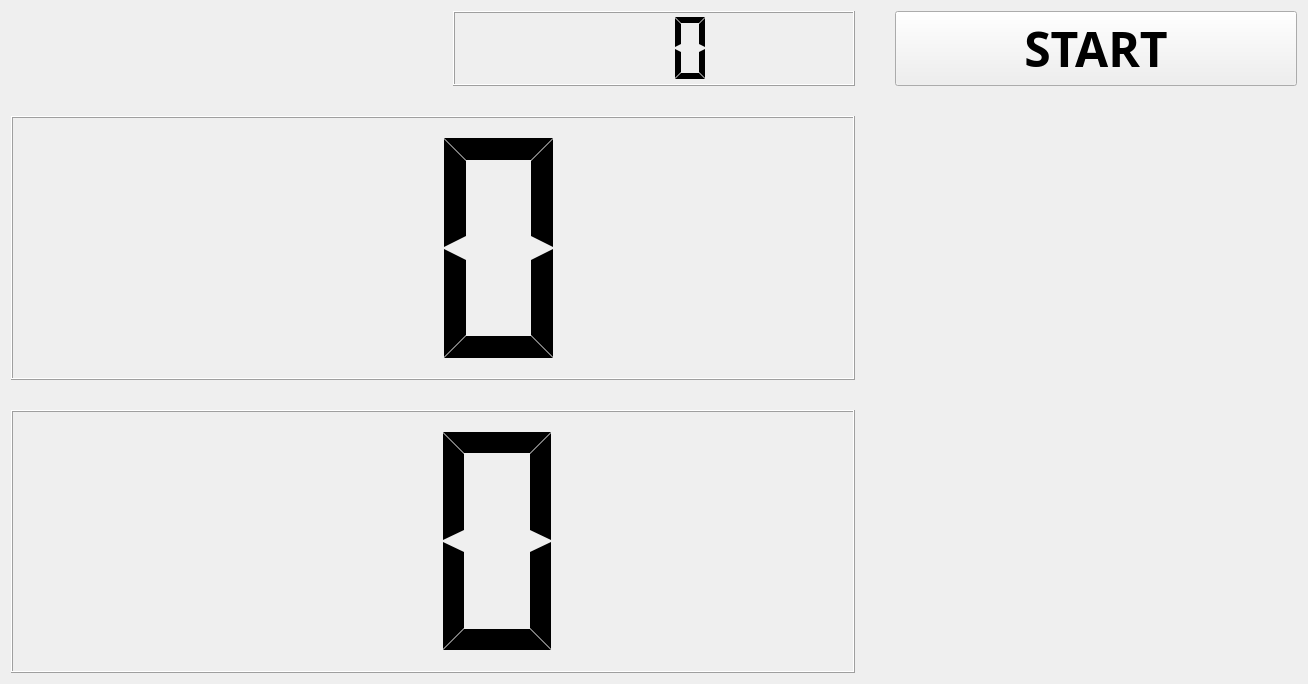
Old version of the form widget.ui in the repository hellkyu/capston_carom_scoreboard.
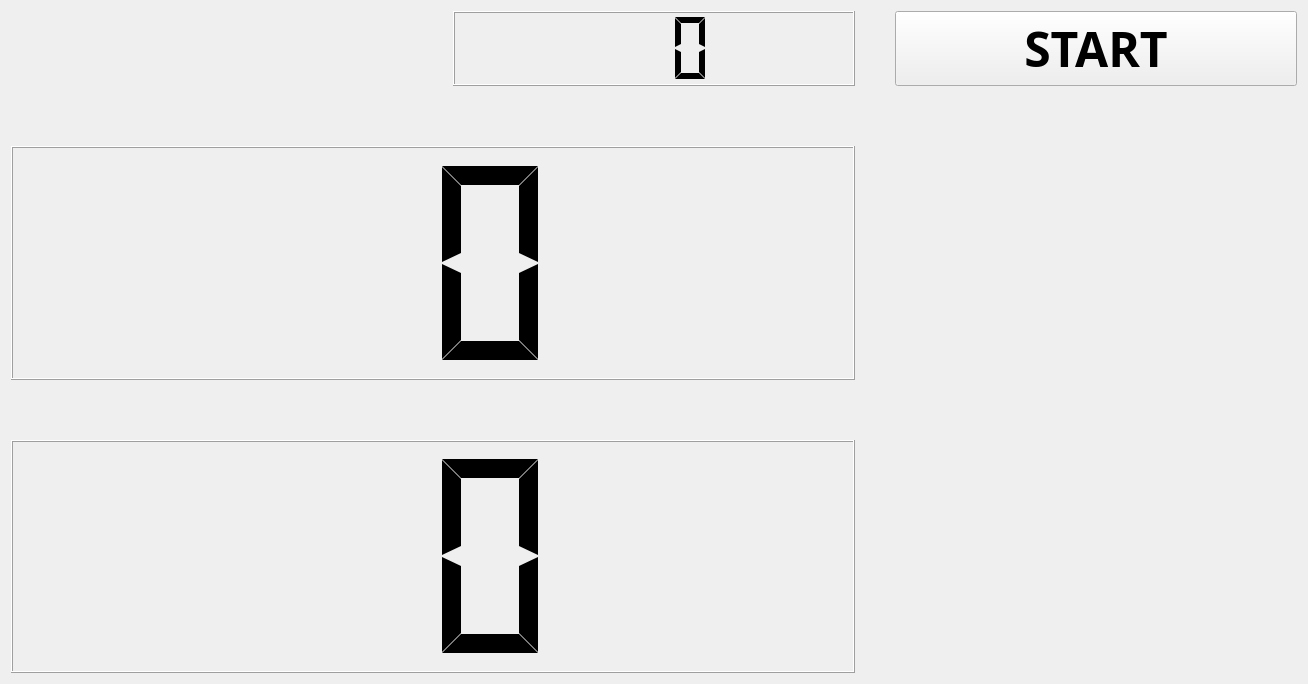
New version of the form.

```diff
--- a/widget.ui
+++ b/widget.ui
@@ -18,7 +18,7 @@
     <number>40</number>
    </property>
    <property name="verticalSpacing">
-    <number>30</number>
+    <number>60</number>
    </property>
    <item row="0" column="1">
     <widget class="QLCDNumber" name="lcdTimer">
```
